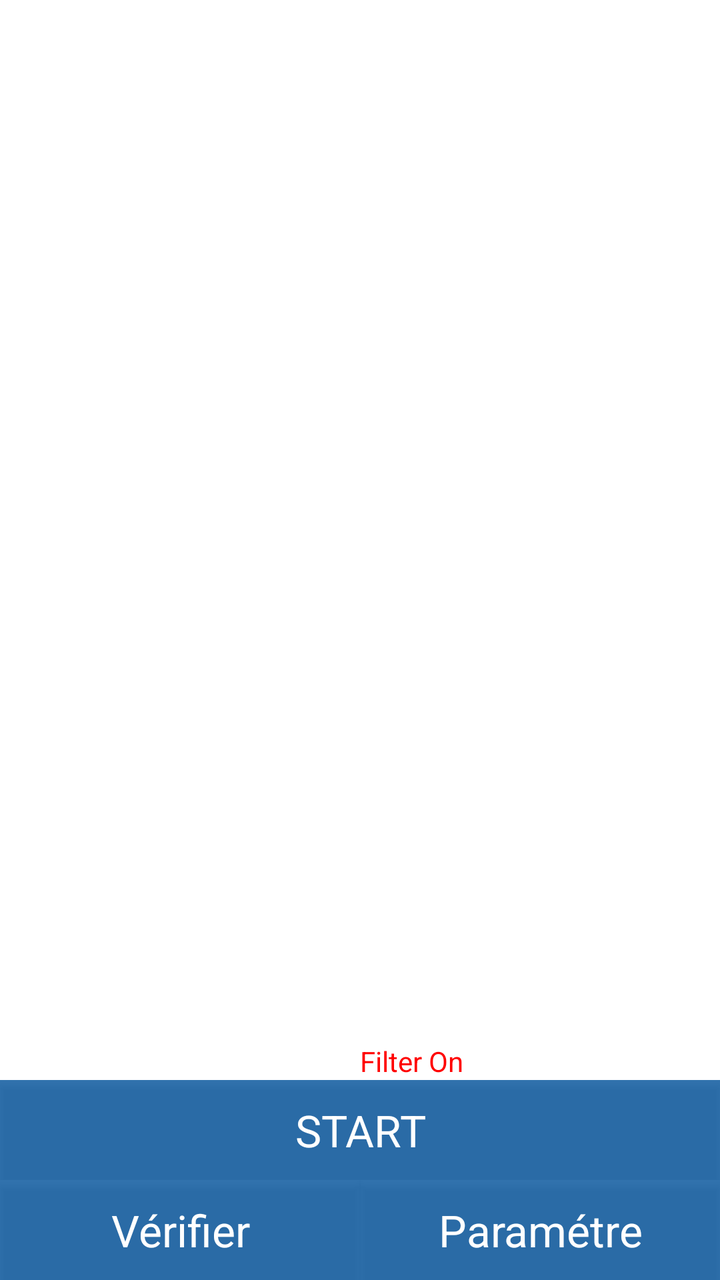
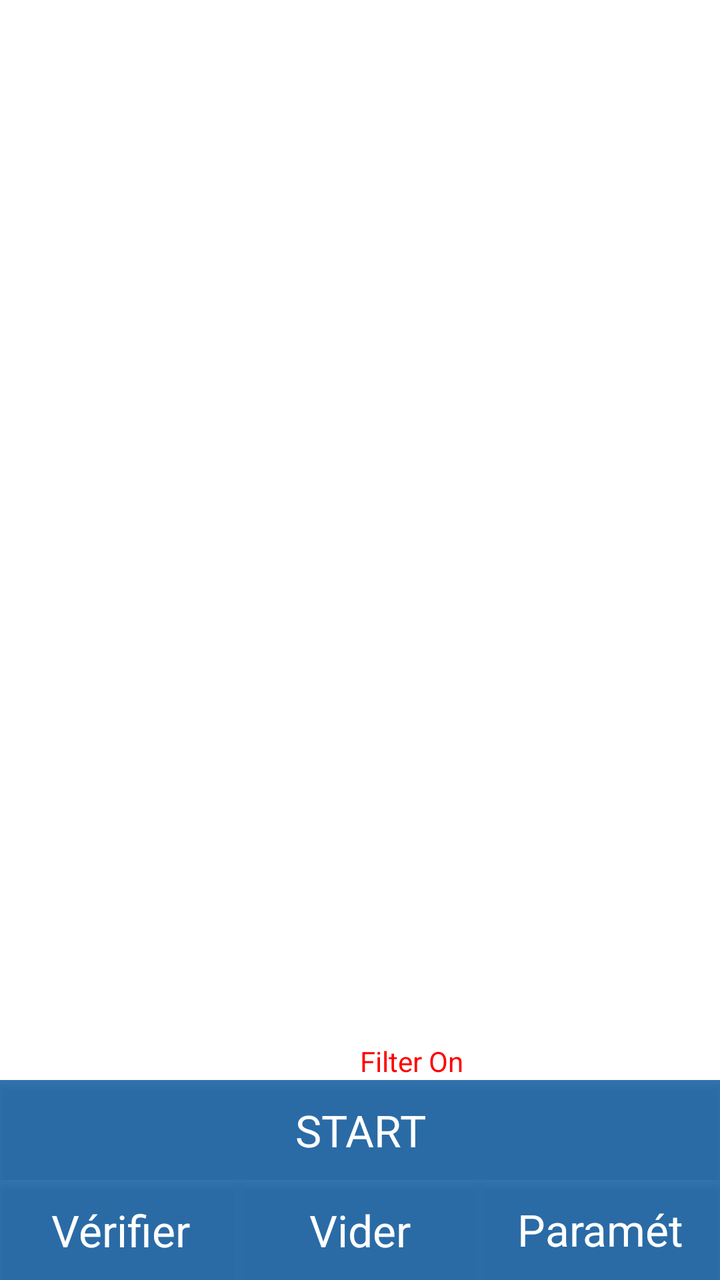

An Android layout rendered at two revisions. The XML below is the earlier revision; the diff shows what the commit changed to produce the second picture.
<!-- AndroidManifest.xml: application theme AppNewTheme -->
<!-- res/layout/fragment_inventory_rfid_multi.xml -->
<LinearLayout xmlns:android="http://schemas.android.com/apk/res/android"
    xmlns:tools="http://schemas.android.com/tools"
    style="@style/base_layout_style"
    android:paddingLeft="0dp"
    android:paddingRight="0dp"
    android:orientation="vertical">

    <LinearLayout
        android:id="@+id/inventoryMultibankSetting"
        android:layout_width="match_parent"
        android:layout_height="wrap_content"
        android:visibility="gone"
        android:paddingLeft="10dp"
        android:paddingRight="10dp"
        android:orientation="vertical">

        <TableRow
            android:layout_width="match_parent"
            android:layout_height="wrap_content">

            <CheckBox
                android:id="@+id/accessInventoryBankTitle1"
                android:layout_width="wrap_content"
                style="@style/style_normal_font"
                android:text="Bank"/>

            <Spinner
                android:id="@+id/accessInventoryBank1"
                android:layout_margin="0dp"
                android:layout_weight="3"
                style="@style/style_default_spinner" />

            <TextView
                android:layout_width="0dp"
                android:layout_weight="1"
                style="@style/style_normal_font"
                android:text="@string/readWriteOffset_title" />

            <EditText
                android:id="@+id/accessInventoryOffset1"
                android:layout_width="0dp"
                android:layout_weight="1"
                android:inputType="numberDecimal"
                android:gravity="center"
                style="@style/style_normal_font"
                android:text="0" />

            <TextView
                android:layout_width="0dp"
                android:layout_weight="1"
                style="@style/style_normal_font"
                android:text="@string/readWriteSize_title" />

            <EditText
                android:id="@+id/accessInventoryLength1"
                android:layout_width="0dp"
                android:layout_weight="1"
                android:inputType="numberDecimal"
                android:gravity="center"
                style="@style/style_normal_font"
                android:text="2" />
        </TableRow>

        <TableRow
            android:layout_width="match_parent"
            android:layout_height="wrap_content">

            <CheckBox
                android:id="@+id/accessInventoryBankTitle2"
                android:layout_width="wrap_content"
                style="@style/style_normal_font"
                android:text="Bank" />

            <Spinner
                android:id="@+id/accessInventoryBank2"
                android:layout_margin="0dp"
                android:layout_weight="3"
                style="@style/style_default_spinner" />

            <TextView
                android:layout_width="0dp"
                android:layout_weight="1"
                style="@style/style_normal_font"
                android:text="@string/readWriteOffset_title" />

            <EditText
                android:id="@+id/accessInventoryOffset2"
                android:layout_width="0dp"
                android:layout_weight="1"
                android:inputType="numberDecimal"
                android:gravity="center"
                style="@style/style_normal_font"
                android:text="0" />

            <TextView
                android:layout_width="0dp"
                android:layout_weight="1"
                style="@style/style_normal_font"
                android:text="@string/readWriteSize_title" />

            <EditText
                android:id="@+id/accessInventoryLength2"
                android:layout_width="0dp"
                android:layout_weight="1"
                android:gravity="center"
                android:inputType="numberDecimal"
                style="@style/style_normal_font"
                android:text="2" />
        </TableRow>
    </LinearLayout>

    <LinearLayout
        android:layout_width="match_parent"
        android:layout_height="0dp"
        android:layout_weight="95"
        android:gravity="center|bottom"
        android:orientation="vertical" >

        <LinearLayout
            android:layout_width="match_parent"
            android:layout_height="wrap_content"
            android:gravity="center|bottom"
            android:orientation="horizontal" >

            <CheckBox
                android:id="@+id/accessInventoryDupElim"
                android:layout_width="0dp"
                android:layout_weight="1"
                android:layout_gravity="center"
                android:visibility="gone"
                style="@style/style_normal_font"
                android:checked="true"
                android:text="duplicate elimination"/>

            <CheckBox
                android:id="@+id/accessInventoryFilterByTid"
                android:layout_width="0dp"
                android:layout_weight="1"
                android:layout_gravity="center"
                android:visibility="gone"
                style="@style/style_normal_font"
                android:checked="true"
                android:text="FM13DT160 only"/>

            <CheckBox
                android:id="@+id/accessInventoryFilterByEpc"
                android:layout_width="0dp"
                android:layout_weight="1"
                android:layout_gravity="center"
                android:visibility="gone"
                style="@style/style_normal_font"
                android:text="sgtin only"/>

            <CheckBox
                android:id="@+id/accessInventoryFilterByProtect"
                android:layout_width="0dp"
                android:layout_weight="2"
                android:layout_gravity="center"
                android:visibility="gone"
                style="@style/style_normal_font"
                android:text="protected only with password"/>

            <include
                android:id="@+id/accessInventoryProtectPassword"
                android:layout_width="0dp"
                android:layout_weight="1"
                android:layout_height="wrap_content"
                android:visibility="gone"
                layout="@layout/custom_edittext_password"/>
        </LinearLayout>

        <ListView
            android:id="@+id/inventoryRfidList1"
            android:layout_width="match_parent"
            android:layout_height="0dp"
            android:layout_weight="95"
            android:divider="@android:color/darker_gray"
            android:dividerHeight="0.25dp" />

        <TextView
            android:id="@+id/inventoryRfidEmpty1"
            android:layout_width="match_parent"
            android:layout_height="0dp"
            android:layout_weight="95"
            android:padding="@dimen/default_padding"
            style="@style/style_medium_font"
            android:text="@string/notag_found"
            android:visibility="gone" />

        <LinearLayout
            android:layout_width="match_parent"
            android:layout_height="wrap_content"
            android:visibility="gone"
            android:orientation="horizontal">

            <Button
                android:id="@+id/inventoryRfidButtonT1"
                android:layout_width="0dp"
                android:layout_weight="1"
                android:layout_height="match_parent"
                style="@style/style_button_font"
                android:text="BUZ" />
        </LinearLayout>

        <LinearLayout
            android:layout_width="match_parent"
            android:layout_height="wrap_content"
            android:orientation="horizontal">

            <TextView
                android:id="@+id/inventoryRfidRunTime1"
                android:layout_width="0dp"
                android:layout_weight="1"
                android:layout_height="wrap_content"
                android:textAlignment="textStart" />

            <TextView
                android:id="@+id/inventoryRfidFilterOn1"
                android:layout_width="0dp"
                android:layout_weight="1"
                android:layout_height="wrap_content"
                android:visibility="visible"
                android:textColor="#ff0000"
                android:text="Filter On" />

            <TextView
                android:id="@+id/inventoryRfidVoltageLevel1"
                android:layout_width="wrap_content"
                android:layout_height="wrap_content" />
        </LinearLayout>
    </LinearLayout>

    <LinearLayout
        android:layout_width="match_parent"
        android:layout_height="50dp"
        android:gravity="center|bottom"
        android:orientation="horizontal" >

        <TextView
            android:id="@+id/inventoryRfidYield1"
            android:layout_width="wrap_content"
            android:layout_height="match_parent"
            android:gravity="center"
            style="@style/style_button_font_2" />

        <Button
            android:id="@+id/inventoryRfidButton1"
            android:layout_width="0dp"
            android:layout_weight="1"
            android:layout_height="match_parent"
            style="@style/style_button_font"
            android:text="@string/start_title" />

        <TextView
            android:id="@+id/inventoryRfidRate1"
            android:layout_width="wrap_content"
            android:layout_height="match_parent"
            android:gravity="center"
            style="@style/style_button_font_2" />
    </LinearLayout>
    <LinearLayout
        android:layout_width="match_parent"
        android:layout_height="50dp"
        android:gravity="center|bottom"
        android:orientation="horizontal" >

        <Button
            android:id="@+id/verifyRfidButton"
            android:layout_width="0dp"
            android:layout_weight="1"
            android:layout_height="match_parent"
            style="@style/style_button_font"
            android:text="Vérifier" />
        <Button
            android:id="@+id/settingRfidButton"
            android:layout_width="0dp"
            android:layout_weight="1"
            android:layout_height="match_parent"
            style="@style/style_button_font"
            android:text="Paramétre" />

    </LinearLayout>
</LinearLayout>
<!-- res/layout/custom_edittext_password.xml (included above) -->
<?xml version="1.0" encoding="utf-8"?>
<EditText xmlns:android="http://schemas.android.com/apk/res/android"
    style="@style/style_normal_font"
    android:digits="0123456789ABCDEFabcdef"
    android:inputType="textNoSuggestions|textVisiblePassword"
    android:gravity="center"
    android:hint="@string/password_pattern_title" />
<!-- resources referenced by this layout -->
<resources>
  <dimen name="default_padding">10dp</dimen>
  <string name="notag_found">No Tag Found</string>
  <string name="password_pattern_title">Password</string>
  <string name="readWriteOffset_title">Offset</string>
  <string name="readWriteSize_title">Size</string>
  <string name="start_title">START</string>
  <style name="base_layout_style">
          <item name="android:layout_height">match_parent</item>
          <item name="android:layout_width">match_parent</item>
          <item name="android:paddingLeft">10dp</item>
          <item name="android:paddingRight">10dp</item>
      </style>
  <style name="style_button_font">
          <item name="android:textAppearance">?android:attr/textAppearanceLarge</item>
          <item name="android:textColor">@android:color/primary_text_dark</item>
          <item name="android:background">#CC000000</item>
      </style>
  <style name="style_button_font_2">
          <item name="android:textAppearance">?android:attr/textAppearanceLarge</item>
          <item name="android:textColor">@android:color/primary_text_dark</item>
          <item name="android:background">#CC000000</item>
          <item name="android:textSize">10sp</item>
      </style>
  <style name="style_default_spinner" parent="Base.Widget.AppCompat.Spinner.Underlined">
          <item name="android:textSize">@dimen/custom_spinner_font</item>
          <item name="android:layout_width">0dp</item>
          <item name="android:layout_height">wrap_content</item>
          <item name="android:gravity">center</item>
      </style>
  <style name="style_medium_font">
          <item name="android:layout_width">match_parent</item>
          <item name="android:layout_height">wrap_content</item>
          <item name="android:textAppearance">?android:attr/textAppearanceMedium</item>
      </style>
  <style name="style_normal_font">
          <item name="android:layout_width">match_parent</item>
          <item name="android:layout_height">wrap_content</item>
          <item name="android:textAppearance">?android:attr/textAppearance</item>
      </style>
  <style name="AppNewTheme" parent="Theme.MaterialComponents.Light.NoActionBar">
          <item name="colorPrimary">@color/colorPrimary</item>
          <item name="colorPrimaryDark">@color/colorPrimaryDark</item>
          <item name="colorAccent">@color/colorPrimary</item>
          <item name="android:textAllCaps">false</item>
          <item name="windowActionBar">false</item>
          <item name="windowNoTitle">true</item>
          <item name="actionButtonStyle">@style/ActionButtonStyle</item>
          <item name="actionBarTabTextStyle">@style/ActionTabTextStyle</item>
      </style>
  <dimen name="custom_spinner_font">15sp</dimen>
  <color name="colorPrimary">#00529c</color>
  <color name="colorPrimaryDark">#3F51B5</color>
  <style name="ActionButtonStyle">
          <item name="android:minWidth">0dp</item>
          <item name="android:paddingLeft">0dp</item>
          <item name="android:paddingRight">5dp</item>
      </style>
  <style name="ActionTabTextStyle">
          <item name="android:textAllCaps">false</item>
      </style>
</resources>

<!-- the commit's change to res/layout/fragment_inventory_rfid_multi.xml (unified diff, before → after) -->
@@ -271,6 +271,15 @@
             android:layout_height="match_parent"
             style="@style/style_button_font"
             android:text="Vérifier" />
+        
+        <Button
+            android:id="@+id/clearListButton"
+            android:layout_width="0dp"
+            android:layout_weight="1"
+            android:layout_height="match_parent"
+            style="@style/style_button_font"
+            android:text="Vider" />
+            
         <Button
             android:id="@+id/settingRfidButton"
             android:layout_width="0dp"
